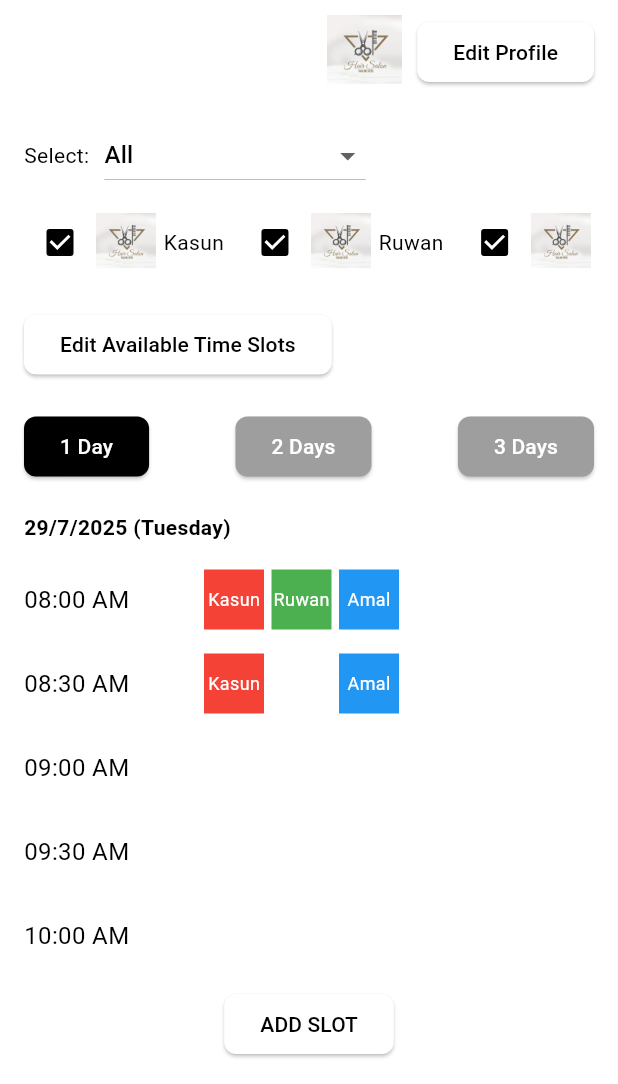
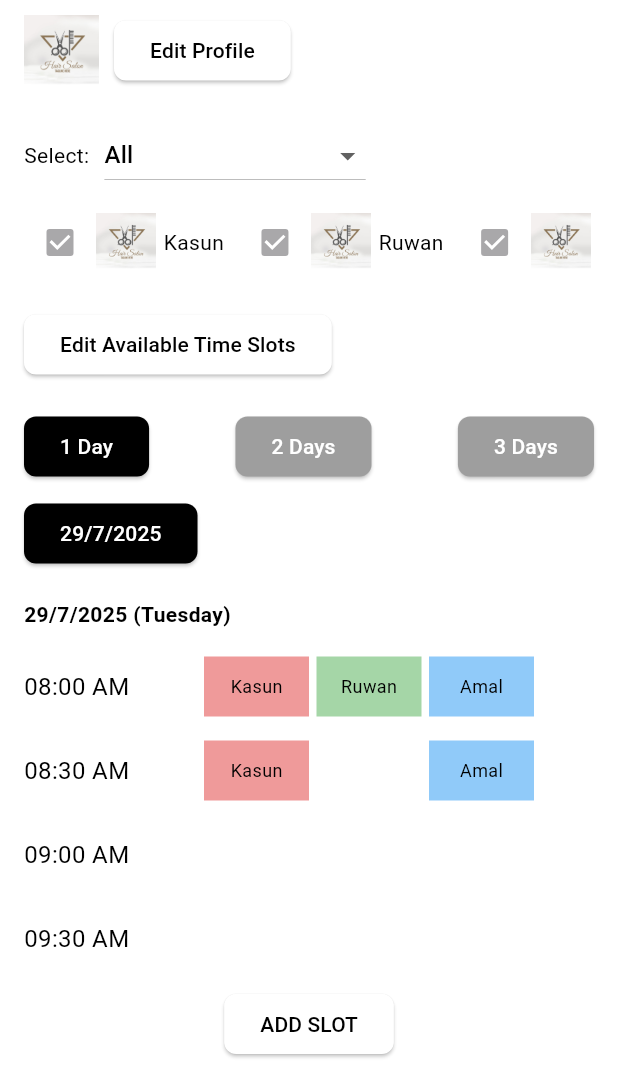
Before and after one commit to jayasinghesasmitha/Vivora-Mobile-app, a Flutter app: the TimeScheduleScreen screen opened directly, after a tap on "1 Day", on a phone screen of 412 x 824 dp, the part 152-1236 px from its top. Run offline on Flutter 3.47's test engine with Material 3 defaults, Android fonts, the phone set to English and light mode, and no system bars; our stand-ins replace flutter_dotenv, flutter_map, geolocator, google_fonts, latlong2.

Commit message:
Update time_schedule.dart

```diff
--- a/salon_app/lib/screens/time_schedule.dart
+++ b/salon_app/lib/screens/time_schedule.dart
@@ -18,6 +18,7 @@ class _TimeScheduleScreenState extends State<TimeScheduleScreen> {
     {'name': 'Amal', 'image': 'images/salon_image.jpg'},
   ];
   int selectedDays = 1;
+  DateTime? selectedDate;
   final List<DateTime> days = [
     DateTime(2025, 7, 29), // Tuesday
     DateTime(2025, 7, 30), // Wednesday
@@ -55,7 +56,7 @@ class _TimeScheduleScreenState extends State<TimeScheduleScreen> {
             const Text('Salon Name', style: TextStyle(color: Colors.black, fontSize: 20, fontWeight: FontWeight.bold)),
             const SizedBox(height: 10),
             Row(
-              mainAxisAlignment: MainAxisAlignment.end,
+              crossAxisAlignment: CrossAxisAlignment.start,
               children: [
                 Image.asset(
                   'images/salon_image.jpg',
@@ -97,6 +98,11 @@ class _TimeScheduleScreenState extends State<TimeScheduleScreen> {
                   onChanged: (String? newValue) {
                     setState(() {
                       selectedOption = newValue!;
+                      if (newValue == 'All') {
+                        selectedEmployees = {'Kasun', 'Ruwan', 'Amal'};
+                      } else {
+                        selectedEmployees.clear();
+                      }
                     });
                   },
                   dropdownColor: Colors.white,
@@ -111,7 +117,9 @@ class _TimeScheduleScreenState extends State<TimeScheduleScreen> {
                       children: [
                         Checkbox(
                           value: selectedEmployees.contains(employee['name']),
-                          onChanged: (bool? value) {
+                          onChanged: selectedOption == 'All'
+                              ? null
+                              : (bool? value) {
                                   setState(() {
                                     if (value == true) {
                                       selectedEmployees.add(employee['name']);
@@ -160,6 +168,7 @@ class _TimeScheduleScreenState extends State<TimeScheduleScreen> {
                   onPressed: () {
                     setState(() {
                       selectedDays = 1;
+                      selectedDate = days[0];
                     });
                   },
                   style: ElevatedButton.styleFrom(
@@ -172,6 +181,7 @@ class _TimeScheduleScreenState extends State<TimeScheduleScreen> {
                   onPressed: () {
                     setState(() {
                       selectedDays = 2;
+                      selectedDate = days[0];
                     });
                   },
                   style: ElevatedButton.styleFrom(
@@ -184,6 +194,7 @@ class _TimeScheduleScreenState extends State<TimeScheduleScreen> {
                   onPressed: () {
                     setState(() {
                       selectedDays = 3;
+                      selectedDate = days[0];
                     });
                   },
                   style: ElevatedButton.styleFrom(
@@ -194,12 +205,35 @@ class _TimeScheduleScreenState extends State<TimeScheduleScreen> {
                 ),
               ],
             ),
+            const SizedBox(height: 10),
+            if (selectedDays > 0)
+              SingleChildScrollView(
+                scrollDirection: Axis.horizontal,
+                child: Row(
+                  children: days.sublist(0, selectedDays).map((date) => Padding(
+                        padding: const EdgeInsets.only(right: 10),
+                        child: ElevatedButton(
+                          onPressed: () {
+                            setState(() {
+                              selectedDate = date;
+                            });
+                          },
+                          style: ElevatedButton.styleFrom(
+                            backgroundColor: selectedDate == date ? Colors.black : Colors.grey,
+                            shape: RoundedRectangleBorder(borderRadius: BorderRadius.circular(8)),
+                          ),
+                          child: Text('${date.day}/${date.month}/${date.year}', style: const TextStyle(color: Colors.white)),
+                        ),
+                      )).toList(),
+                ),
+              ),
             const SizedBox(height: 20),
             Expanded(
-              child: ListView.builder(
-                itemCount: selectedDays,
+              child: selectedDate != null
+                  ? ListView.builder(
+                      itemCount: 1,
                       itemBuilder: (context, index) {
-                  final date = days[index];
+                        final date = selectedDate!;
                         final slots = timeSlots[date] ?? [];
                         return Column(
                           crossAxisAlignment: CrossAxisAlignment.start,
@@ -225,16 +259,16 @@ class _TimeScheduleScreenState extends State<TimeScheduleScreen> {
                                       final isSelected = selectedEmployees.contains(employeeName);
                                       final isAvailable = slot['employees'][empIndex] && isSelected;
                                       final color = isAvailable
-                                    ? [Colors.red, Colors.green, Colors.blue][empIndex]
+                                          ? [Colors.red[200], Colors.green[200], Colors.blue[200]][empIndex]
                                           : Colors.white;
                                       return Container(
-                                  width: 40,
+                                        width: 70,
                                         height: 40,
                                         color: color,
                                         margin: const EdgeInsets.only(right: 5),
                                         child: Center(
                                           child: isAvailable
-                                        ? Text(employeeName, style: const TextStyle(color: Colors.white, fontSize: 12))
+                                              ? Text(employeeName, style: const TextStyle(color: Colors.black, fontSize: 12))
                                               : null,
                                         ),
                                       );
@@ -246,7 +280,8 @@ class _TimeScheduleScreenState extends State<TimeScheduleScreen> {
                           ],
                         );
                       },
-              ),
+                    )
+                  : const SizedBox.shrink(),
             ),
             const SizedBox(height: 20),
             Center(
```
Lines whose indentation alone changed are shown as unchanged.
